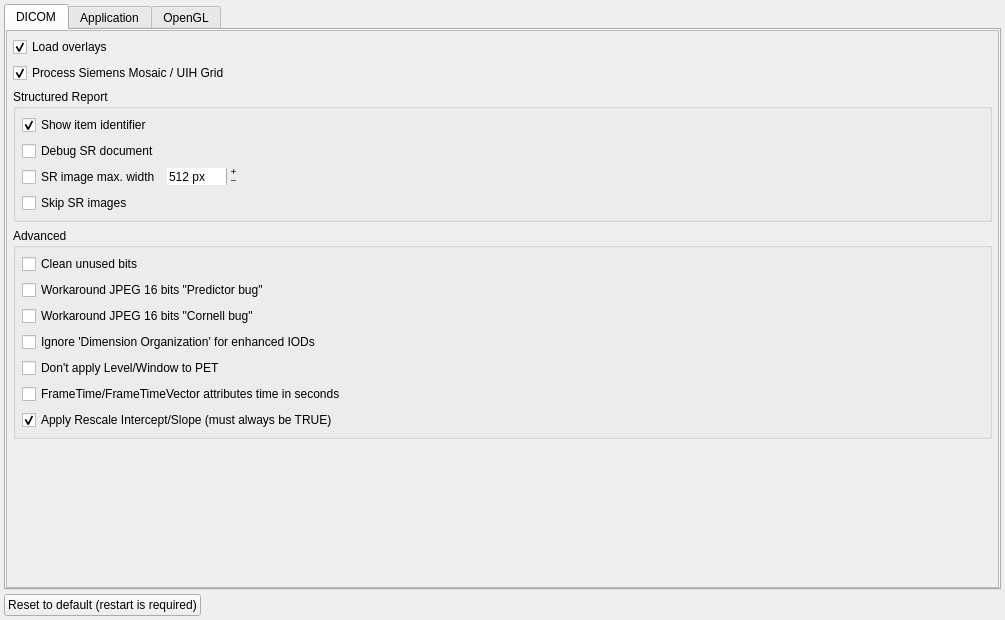
First picture: the form in GUI/settingswidget.ui, repository AlizaMedicalImaging/AlizaMS, before the edit.
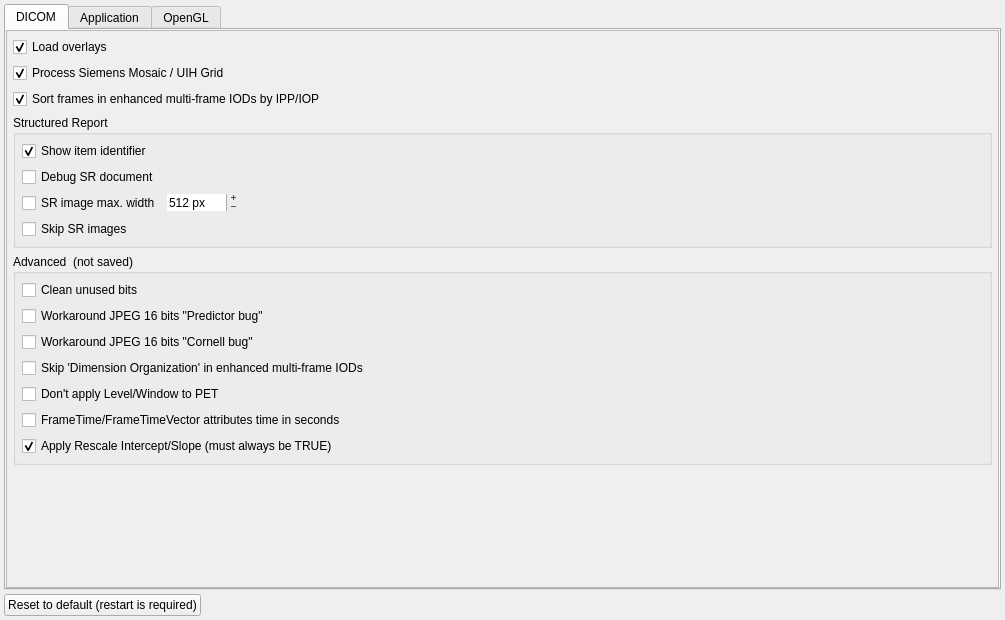
Second picture: the form after the edit.

Commit message: sort frames in enhanced IODs

The edit to the form file:
```diff
--- a/GUI/settingswidget.ui
+++ b/GUI/settingswidget.ui
@@ -95,6 +95,28 @@
              </property>
             </widget>
            </item>
+           <item>
+            <widget class="QCheckBox" name="sortframes_checkBox">
+             <property name="sizePolicy">
+              <sizepolicy hsizetype="Expanding" vsizetype="Fixed">
+               <horstretch>0</horstretch>
+               <verstretch>0</verstretch>
+              </sizepolicy>
+             </property>
+             <property name="mouseTracking">
+              <bool>false</bool>
+             </property>
+             <property name="toolTip">
+              <string>&lt;html&gt;&lt;head/&gt;&lt;body&gt;&lt;p&gt;Try to sort frames in enhanced multi-frame IODs by Image Postion (Patient). Multiple stacks are sorted separately, s. option to process Dimension Organisation.&lt;/p&gt;&lt;/body&gt;&lt;/html&gt;</string>
+             </property>
+             <property name="text">
+              <string>Sort frames in enhanced multi-frame IODs by IPP/IOP</string>
+             </property>
+             <property name="checked">
+              <bool>true</bool>
+             </property>
+            </widget>
+           </item>
            <item>
             <widget class="QGroupBox" name="groupBox_4">
              <property name="sizePolicy">
@@ -234,7 +256,7 @@
            <item>
             <widget class="QGroupBox" name="groupBox_2">
              <property name="title">
-              <string>Advanced</string>
+              <string>Advanced  (not saved)</string>
              </property>
              <layout class="QVBoxLayout" name="verticalLayout_13">
               <property name="spacing">
@@ -306,7 +328,7 @@
                  <string>&lt;html&gt;&lt;head/&gt;&lt;body&gt;&lt;p&gt;Skip &lt;span style=&quot; font-style:italic;&quot;&gt;Dimension organization&lt;/span&gt; for enhanced IODs. Load frames one by one.&lt;/p&gt;&lt;/body&gt;&lt;/html&gt;</string>
                 </property>
                 <property name="text">
-                 <string>Ignore 'Dimension Organization' for enhanced IODs</string>
+                 <string>Skip 'Dimension Organization' in enhanced multi-frame IODs</string>
                 </property>
                 <property name="checked">
                  <bool>false</bool>
```
Left out of the diff: 11 changed lines with no effect on the pictures. The commit also changes 3 other files.
